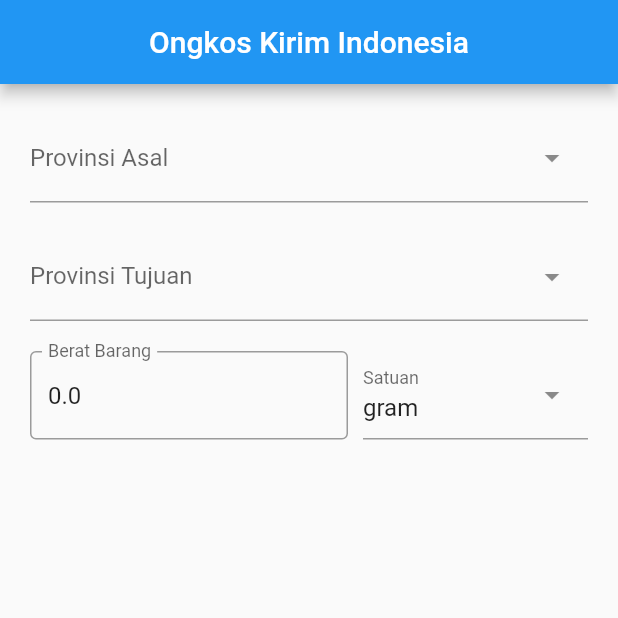
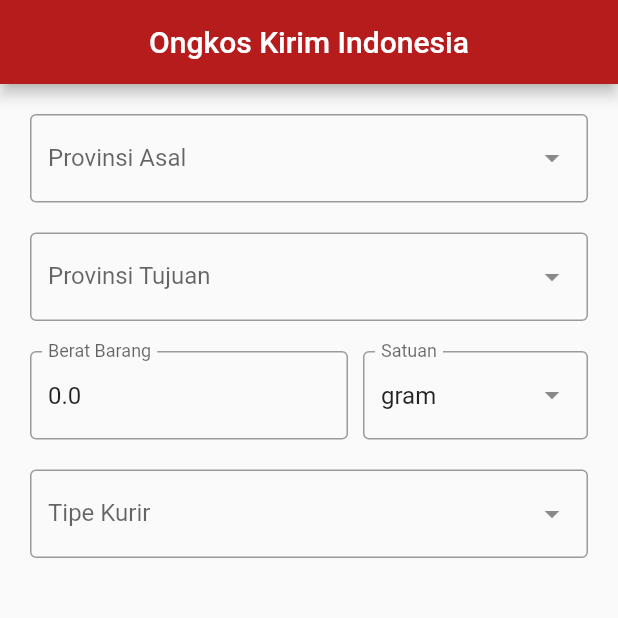
Before and after one commit to sendycitralesmana/ongkir, a Flutter app: the screen it shows after launch, on a phone screen of 412 x 824 dp, the top half of it. Run offline on Flutter 3.47's test engine with Material 2 defaults, Android fonts, the phone set to English and light mode, and no system bars; drawn by our look-alikes of dropdown_search; our stand-ins replace get; missing offline and left inert: dart:ffi.

Commit message:
Create Courier

```diff
--- a/lib/app/modules/home/controllers/home_controller.dart
+++ b/lib/app/modules/home/controllers/home_controller.dart
@@ -4,7 +4,6 @@ import 'package:flutter/material.dart';
 import 'package:get/get.dart';
 
 class HomeController extends GetxController {
-
   var hiddenKotaAsal = true.obs;
   var provIdAsal = 0.obs;
   var kotaIdAsal = 0.obs;
@@ -13,10 +12,21 @@ class HomeController extends GetxController {
   var provIdTujuan = 0.obs;
   var kotaIdTujuan = 0.obs;
 
+  var hiddenButton = true.obs;
+  var kurir = "".obs;
+
   double berat = 0.0;
   String satuan = "gram";
 
   late TextEditingController weightC;
+
+  void showButton() {
+    if (kotaIdAsal != 0 && kotaIdTujuan != 0 && berat > 0 && kurir != "") {
+      hiddenButton.value = false;
+    } else {
+      hiddenButton.value = true;
+    }
+  }
 
   void ubahBerat(String value) {
     berat = double.tryParse(value) ?? 0.0;
@@ -61,7 +71,7 @@ class HomeController extends GetxController {
       default:
         berat = berat;
     }
-
+    showButton();
     print("$berat gram");
   }
 
@@ -110,7 +120,7 @@ class HomeController extends GetxController {
     }
 
     satuan = value;
-
+    showButton();
     print("$berat gram");
   }
 
--- a/lib/app/modules/home/views/home_view.dart
+++ b/lib/app/modules/home/views/home_view.dart
@@ -1,3 +1,4 @@
+import 'package:dropdown_search/dropdown_search.dart';
 import 'package:flutter/material.dart';
 import 'package:get/get.dart';
 import 'package:ongkir/app/modules/home/views/widgets/city.dart';
@@ -14,6 +15,7 @@ class HomeView extends GetView<HomeController> {
       appBar: AppBar(
         title: const Text('Ongkos Kirim Indonesia'),
         centerTitle: true,
+        backgroundColor: Colors.red[900],
       ),
       body: ListView(
         padding: EdgeInsets.all(20),
@@ -31,6 +33,67 @@ class HomeView extends GetView<HomeController> {
                 : Kota(provId: controller.provIdTujuan.value, tipe: "tujuan"),
           ),
           WeightItem(),
+          Padding(
+            padding: const EdgeInsets.only(bottom: 50),
+            child: DropdownSearch<Map<String, dynamic>>(
+              popupProps: PopupProps.menu(
+                // showSelectedItems: true,
+                showSearchBox: true,
+                itemBuilder: (context, item, isSelected) => Container(
+                  padding: EdgeInsets.all(20),
+                  child: Text(
+                    "${item['name']}",
+                    style: TextStyle(
+                      fontSize: 18,
+                    ),
+                  ),
+                ),
+              ),
+              itemAsString: (item) => "${item['name']}",
+              items: [
+                {
+                  'code' : 'jne',
+                  'name' : 'Jalur Nugraha Ekakurir (JNE)',
+                },
+                {
+                  'code' : 'tiki',
+                  'name' : 'Titipan Kilat (TIKI)',
+                },
+                {
+                  'code' : 'pos',
+                  'name' : 'Perusahaan Opsional Surat (POS)',
+                }
+              ],
+              dropdownDecoratorProps: DropDownDecoratorProps(
+                dropdownSearchDecoration: InputDecoration(
+                  border: OutlineInputBorder(),
+                  labelText: "Tipe Kurir",
+                  hintText: "Pilih Tipe Kurir",
+                ),
+              ),
+              onChanged: (value) {
+                if (value != null) {
+                  controller.kurir.value = value["code"];
+                  controller.showButton();
+                } else {
+                  controller.hiddenButton.value = true;
+                  controller.kurir.value = "";
+                }
+              },
+              // selectedItem: "jne",
+            ),
+          ),
+          Obx(() => controller.hiddenButton.isTrue
+          ? SizedBox()
+          : ElevatedButton(
+              onPressed: () {},
+              child: Text("Cek Ongkos Kirim"),
+              style: ElevatedButton.styleFrom(
+                padding: EdgeInsets.symmetric(vertical: 20),
+                backgroundColor: Colors.red[900],
+              ),
+            ),
+          ),
         ],
       ),
     );
--- a/lib/app/modules/home/views/widgets/province.dart
+++ b/lib/app/modules/home/views/widgets/province.dart
@@ -40,6 +40,7 @@ class Provinsi extends GetView<HomeController> {
         itemAsString: (item) => item.province!,   // menampilkan nama province ketika dipilih
         dropdownDecoratorProps: DropDownDecoratorProps(
           dropdownSearchDecoration: InputDecoration(
+            border: OutlineInputBorder(),
             labelText: tipe == "asal"
               ? "Provinsi Asal"
               : "Provinsi Tujuan",
@@ -86,6 +87,7 @@ class Provinsi extends GetView<HomeController> {
               controller.hiddenKotaTujuan.value = false;
               controller.provIdTujuan.value = int.parse(prov.provinceId!);
             }
+            controller.showButton();
           } else {
             print("Tidak memilih provinsi apapun");
             if (tipe == "asal") {
--- a/lib/app/modules/home/views/widgets/weight.dart
+++ b/lib/app/modules/home/views/widgets/weight.dart
@@ -8,7 +8,9 @@ class WeightItem extends GetView<HomeController> {
 
   @override
   Widget build(BuildContext context) {
-    return Row(
+    return Padding(
+      padding: const EdgeInsets.only(bottom: 20),
+      child: Row(
         children: [
           Expanded(
             child: TextField(
@@ -48,6 +50,7 @@ class WeightItem extends GetView<HomeController> {
               ],
               dropdownDecoratorProps: DropDownDecoratorProps(
                 dropdownSearchDecoration: InputDecoration(
+                  border: OutlineInputBorder(),
                   labelText: "Satuan",
                   hintText: "Pilih Satuan",
                 ),
@@ -57,6 +60,7 @@ class WeightItem extends GetView<HomeController> {
             ),
           ),
         ],
+      ),
     );
   }
 }
```
Also changed, not shown: lib/app/modules/home/views/widgets/city.dart (+4 -5 lines). Lines whose indentation alone changed are shown as unchanged.
